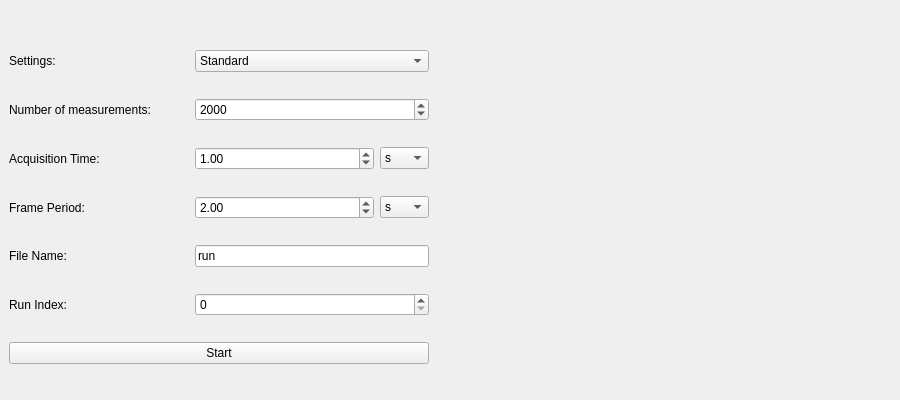
This is slsDetectorGui/forms/form_tab_measurement.ui in slsdetectorgroup/slsDetectorPackage as Qt 5 draws it before an edit. The edited form follows.
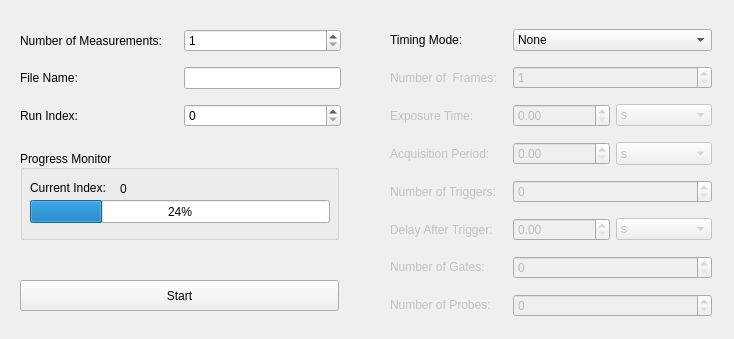
This is the edited form.

Diff of the .ui file:
```diff
--- a/slsDetectorGui/forms/form_tab_measurement.ui
+++ b/slsDetectorGui/forms/form_tab_measurement.ui
@@ -6,10 +6,16 @@
    <rect>
     <x>0</x>
     <y>0</y>
-    <width>900</width>
-    <height>400</height>
+    <width>734</width>
+    <height>339</height>
    </rect>
   </property>
+  <property name="sizePolicy">
+   <sizepolicy hsizetype="Preferred" vsizetype="Fixed">
+    <horstretch>0</horstretch>
+    <verstretch>0</verstretch>
+   </sizepolicy>
+  </property>
   <property name="minimumSize">
    <size>
     <width>0</width>
@@ -18,105 +24,153 @@
   </property>
   <property name="maximumSize">
    <size>
-    <width>952</width>
-    <height>500</height>
+    <width>1000</width>
+    <height>1000</height>
    </size>
   </property>
+  <property name="palette">
+   <palette>
+    <active>
+     <colorrole role="WindowText">
+      <brush brushstyle="SolidPattern">
+       <color alpha="255">
+        <red>0</red>
+        <green>0</green>
+        <blue>0</blue>
+       </color>
+      </brush>
+     </colorrole>
+     <colorrole role="Text">
+      <brush brushstyle="SolidPattern">
+       <color alpha="255">
+        <red>0</red>
+        <green>0</green>
+        <blue>0</blue>
+       </color>
+      </brush>
+     </colorrole>
+     <colorrole role="ButtonText">
+      <brush brushstyle="SolidPattern">
+       <color alpha="255">
+        <red>0</red>
+        <green>0</green>
+        <blue>0</blue>
+       </color>
+      </brush>
+     </colorrole>
+     <colorrole role="Shadow">
+      <brush brushstyle="SolidPattern">
+       <color alpha="255">
+        <red>0</red>
+        <green>0</green>
+        <blue>0</blue>
+       </color>
+      </brush>
+     </colorrole>
+    </active>
+    <inactive>
+     <colorrole role="WindowText">
+      <brush brushstyle="SolidPattern">
+       <color alpha="255">
+        <red>0</red>
+        <green>0</green>
+        <blue>0</blue>
+       </color>
+      </brush>
+     </colorrole>
+     <colorrole role="Text">
+      <brush brushstyle="SolidPattern">
+       <color alpha="255">
+        <red>0</red>
+        <green>0</green>
+        <blue>0</blue>
+       </color>
+      </brush>
+     </colorrole>
+     <colorrole role="ButtonText">
+      <brush brushstyle="SolidPattern">
+       <color alpha="255">
+        <red>0</red>
+        <green>0</green>
+        <blue>0</blue>
+       </color>
+      </brush>
+     </colorrole>
+     <colorrole role="Shadow">
+      <brush brushstyle="SolidPattern">
+       <color alpha="255">
+        <red>0</red>
+        <green>0</green>
+        <blue>0</blue>
+       </color>
+      </brush>
+     </colorrole>
+    </inactive>
+    <disabled>
+     <colorrole role="WindowText">
+      <brush brushstyle="SolidPattern">
+       <color alpha="255">
+        <red>193</red>
+        <green>193</green>
+        <blue>193</blue>
+       </color>
+      </brush>
+     </colorrole>
+     <colorrole role="Text">
+      <brush brushstyle="SolidPattern">
+       <color alpha="255">
+        <red>188</red>
+        <green>188</green>
+        <blue>188</blue>
+       </color>
+      </brush>
+     </colorrole>
+     <colorrole role="ButtonText">
+      <brush brushstyle="SolidPattern">
+       <color alpha="255">
+        <red>192</red>
+        <green>192</green>
+        <blue>192</blue>
+       </color>
+      </brush>
+     </colorrole>
+     <colorrole role="Shadow">
+      <brush brushstyle="SolidPattern">
+       <color alpha="255">
+        <red>189</red>
+        <green>189</green>
+        <blue>189</blue>
+       </color>
+      </brush>
+     </colorrole>
+    </disabled>
+   </palette>
+  </property>
   <property name="windowTitle">
    <string>Form</string>
   </property>
-  <widget class="QWidget" name="gridLayoutWidget">
+  <widget class="QWidget" name="gridLayoutWidget_3">
    <property name="geometry">
     <rect>
-     <x>9</x>
-     <y>30</y>
-     <width>420</width>
-     <height>355</height>
+     <x>20</x>
+     <y>20</y>
+     <width>321</width>
+     <height>117</height>
     </rect>
    </property>
    <layout class="QGridLayout" name="gridLayout">
-    <item row="0" column="1" colspan="2">
-     <widget class="QComboBox" name="comboSettings">
-      <property name="sizePolicy">
-       <sizepolicy hsizetype="Preferred" vsizetype="Maximum">
-        <horstretch>0</horstretch>
-        <verstretch>0</verstretch>
-       </sizepolicy>
-      </property>
-      <property name="toolTip">
-       <string>Settings of the detector. 
- #settings#</string>
-      </property>
-      <item>
-       <property name="text">
-        <string>Standard</string>
-       </property>
-      </item>
-      <item>
-       <property name="text">
-        <string>Fast</string>
-       </property>
-      </item>
-      <item>
-       <property name="text">
-        <string>High Gain</string>
-       </property>
-      </item>
-      <item>
-       <property name="text">
-        <string>Dynamic Gain</string>
-       </property>
-      </item>
-      <item>
-       <property name="text">
-        <string>Low Gain</string>
-       </property>
-      </item>
-      <item>
-       <property name="text">
-        <string>Medium Gain</string>
-       </property>
-      </item>
-      <item>
-       <property name="text">
-        <string>Very High Gain</string>
-       </property>
-      </item>
-      <item>
-       <property name="text">
-        <string>Undefined</string>
-       </property>
-      </item>
-      <item>
-       <property name="text">
-        <string>Uninitialized</string>
-       </property>
-      </item>
-     </widget>
-    </item>
+    <property name="verticalSpacing">
+     <number>-1</number>
+    </property>
     <item row="0" column="0">
-     <widget class="QLabel" name="label_3">
-      <property name="text">
-       <string>Settings:</string>
-      </property>
-     </widget>
-    </item>
-    <item row="1" column="0">
      <widget class="QLabel" name="label_5">
       <property name="text">
-       <string>Number of measurements:</string>
+       <string>Number of Measurements:</string>
       </property>
      </widget>
     </item>
-    <item row="2" column="0">
-     <widget class="QLabel" name="label_6">
-      <property name="text">
-       <string>Acquisition Time:</string>
-      </property>
-     </widget>
-    </item>
-    <item row="2" column="1">
-     <widget class="QDoubleSpinBox" name="spinExpTime">
+    <item row="0" column="1">
+     <widget class="QSpinBox" name="spinNumMeasurements">
       <property name="sizePolicy">
        <sizepolicy hsizetype="Preferred" vsizetype="Fixed">
         <horstretch>0</horstretch>
@@ -127,148 +181,65 @@
        <string>Exposure time of each frame. 
  #exptime#</string>
       </property>
-      <property name="maximum">
-       <double>2000000000.000000000000000</double>
+      <property name="statusTip">
+       <string/>
       </property>
-      <property name="value">
-       <double>1.000000000000000</double>
+      <property name="whatsThis">
+       <string/>
       </property>
-     </widget>
-    </item>
-    <item row="2" column="2">
-     <widget class="QComboBox" name="comboExpUnit">
-      <property name="sizePolicy">
-       <sizepolicy hsizetype="Fixed" vsizetype="Fixed">
-        <horstretch>0</horstretch>
-        <verstretch>0</verstretch>
-       </sizepolicy>
+      <property name="suffix">
+       <string/>
       </property>
-      <property name="currentIndex">
-       <number>2</number>
+      <property name="minimum">
+       <number>1</number>
       </property>
-      <item>
-       <property name="text">
-        <string>hr</string>
-       </property>
-      </item>
-      <item>
-       <property name="text">
-        <string>min</string>
-       </property>
-      </item>
-      <item>
-       <property name="text">
-        <string>s</string>
-       </property>
-      </item>
-      <item>
-       <property name="text">
-        <string>ms</string>
-       </property>
-      </item>
-      <item>
-       <property name="text">
-        <string>us</string>
-       </property>
-      </item>
-      <item>
-       <property name="text">
-        <string>ns</string>
-       </property>
-      </item>
-     </widget>
-    </item>
-    <item row="3" column="1">
-     <widget class="QDoubleSpinBox" name="spinPeriod">
-      <property name="sizePolicy">
-       <sizepolicy hsizetype="Preferred" vsizetype="Fixed">
-        <horstretch>0</horstretch>
-        <verstretch>0</verstretch>
-       </sizepolicy>
-      </property>
-      <property name="toolTip">
-       <string>Frame period between exposures. 
- #period#</string>
-      </property>
       <property name="maximum">
-       <double>2000000000.000000000000000</double>
+       <number>2000000000</number>
       </property>
       <property name="value">
-       <double>2.000000000000000</double>
+       <number>1</number>
       </property>
      </widget>
     </item>
-    <item row="3" column="2">
-     <widget class="QComboBox" name="comboPeriodUnit">
-      <property name="currentIndex">
-       <number>2</number>
-      </property>
-      <item>
-       <property name="text">
-        <string>hr</string>
-       </property>
-      </item>
-      <item>
-       <property name="text">
-        <string>min</string>
-       </property>
-      </item>
-      <item>
-       <property name="text">
-        <string>s</string>
-       </property>
-      </item>
-      <item>
-       <property name="text">
-        <string>ms</string>
-       </property>
-      </item>
-      <item>
-       <property name="text">
-        <string>us</string>
-       </property>
-      </item>
-      <item>
-       <property name="text">
-        <string>ns</string>
-       </property>
-      </item>
-     </widget>
-    </item>
-    <item row="3" column="0">
-     <widget class="QLabel" name="label_9">
-      <property name="text">
-       <string>Frame Period:</string>
-      </property>
-     </widget>
-    </item>
-    <item row="4" column="0">
+    <item row="1" column="0">
      <widget class="QLabel" name="label_7">
       <property name="text">
        <string>File Name:</string>
       </property>
      </widget>
     </item>
-    <item row="4" column="1" colspan="2">
+    <item row="1" column="1">
      <widget class="QLineEdit" name="dispFileName">
+      <property name="sizePolicy">
+       <sizepolicy hsizetype="Preferred" vsizetype="Fixed">
+        <horstretch>0</horstretch>
+        <verstretch>0</verstretch>
+       </sizepolicy>
+      </property>
       <property name="toolTip">
        <string>Root of the file name  - please check that the output directory is correctly set and select the file name format. 
  #fname#</string>
       </property>
       <property name="text">
-       <string>run</string>
+       <string/>
       </property>
      </widget>
     </item>
-    <item row="5" column="0">
+    <item row="2" column="0">
      <widget class="QLabel" name="label_8">
       <property name="text">
        <string>Run Index:</string>
       </property>
      </widget>
     </item>
-    <item row="5" column="1" colspan="2">
+    <item row="2" column="1">
      <widget class="QSpinBox" name="spinIndex">
+      <property name="sizePolicy">
+       <sizepolicy hsizetype="Preferred" vsizetype="Fixed">
+        <horstretch>0</horstretch>
+        <verstretch>0</verstretch>
+       </sizepolicy>
+      </property>
       <property name="toolTip">
        <string>Run index (automatically incremented) 
  #index#</string>
@@ -293,23 +264,321 @@
       </property>
      </widget>
     </item>
-    <item row="6" column="0" colspan="3">
-     <widget class="QPushButton" name="btnStartStop">
-      <property name="focusPolicy">
-       <enum>Qt::NoFocus</enum>
+   </layout>
+  </widget>
+  <widget class="QWidget" name="gridLayoutWidget">
+   <property name="geometry">
+    <rect>
+     <x>390</x>
+     <y>20</y>
+     <width>322</width>
+     <height>312</height>
+    </rect>
+   </property>
+   <layout class="QGridLayout" name="gridTimeResolved">
+    <item row="4" column="0">
+     <widget class="QLabel" name="lblNumTriggers">
+      <property name="enabled">
+       <bool>false</bool>
       </property>
+      <property name="text">
+       <string>Number of Triggers:</string>
+      </property>
+     </widget>
+    </item>
+    <item row="4" column="2" colspan="2">
+     <widget class="QSpinBox" name="spinNumTriggers">
+      <property name="enabled">
+       <bool>false</bool>
+      </property>
+      <property name="sizePolicy">
+       <sizepolicy hsizetype="Preferred" vsizetype="Fixed">
+        <horstretch>0</horstretch>
+        <verstretch>0</verstretch>
+       </sizepolicy>
+      </property>
       <property name="toolTip">
        <string>Starts Acquisition</string>
       </property>
+      <property name="statusTip">
+       <string/>
+      </property>
+      <property name="whatsThis">
+       <string/>
+      </property>
+      <property name="suffix">
+       <string/>
+      </property>
+      <property name="minimum">
+       <number>0</number>
+      </property>
+      <property name="maximum">
+       <number>2000000000</number>
+      </property>
+      <property name="value">
+       <number>0</number>
+      </property>
+     </widget>
+    </item>
+    <item row="5" column="0">
+     <widget class="QLabel" name="lblDelay">
+      <property name="enabled">
+       <bool>false</bool>
+      </property>
       <property name="text">
-       <string>Start</string>
+       <string>Delay After Trigger:</string>
       </property>
      </widget>
     </item>
-    <item row="1" column="1" colspan="2">
-     <widget class="QSpinBox" name="spinNumMeasurements">
+    <item row="5" column="2">
+     <widget class="QDoubleSpinBox" name="spinDelay">
+      <property name="enabled">
+       <bool>false</bool>
+      </property>
       <property name="sizePolicy">
-       <sizepolicy hsizetype="Minimum" vsizetype="Fixed">
+       <sizepolicy hsizetype="Preferred" vsizetype="Fixed">
+        <horstretch>0</horstretch>
+        <verstretch>0</verstretch>
+       </sizepolicy>
+      </property>
+      <property name="toolTip">
+       <string>Frame period between exposures. 
+ #period#</string>
+      </property>
+      <property name="maximum">
+       <double>2000000000.000000000000000</double>
+      </property>
+      <property name="value">
+       <double>0.000000000000000</double>
+      </property>
+     </widget>
+    </item>
+    <item row="5" column="3">
+     <widget class="QComboBox" name="comboDelayUnit">
+      <property name="enabled">
+       <bool>false</bool>
+      </property>
+      <property name="sizePolicy">
+       <sizepolicy hsizetype="Preferred" vsizetype="Fixed">
+        <horstretch>0</horstretch>
+        <verstretch>0</verstretch>
+       </sizepolicy>
+      </property>
+      <property name="currentIndex">
+       <number>2</number>
+      </property>
+      <item>
+       <property name="text">
+        <string>hr</string>
+       </property>
+      </item>
+      <item>
+       <property name="text">
+        <string>min</string>
+       </property>
+      </item>
+      <item>
+       <property name="text">
+        <string>s</string>
+       </property>
+      </item>
+      <item>
+       <property name="text">
+        <string>ms</string>
+       </property>
+      </item>
+      <item>
+       <property name="text">
+        <string>us</string>
+       </property>
+      </item>
+      <item>
+       <property name="text">
+        <string>ns</string>
+       </property>
+      </item>
+     </widget>
+    </item>
+    <item row="6" column="0">
+     <widget class="QLabel" name="lblNumGates">
+      <property name="enabled">
+       <bool>false</bool>
+      </property>
+      <property name="sizePolicy">
+       <sizepolicy hsizetype="Preferred" vsizetype="Fixed">
+        <horstretch>0</horstretch>
+        <verstretch>0</verstretch>
+       </sizepolicy>
+      </property>
+      <property name="text">
+       <string>Number of Gates:</string>
+      </property>
+     </widget>
+    </item>
+    <item row="6" column="2" colspan="2">
+     <widget class="QSpinBox" name="spinNumGates">
+      <property name="enabled">
+       <bool>false</bool>
+      </property>
+      <property name="sizePolicy">
+       <sizepolicy hsizetype="Preferred" vsizetype="Fixed">
+        <horstretch>0</horstretch>
+        <verstretch>0</verstretch>
+       </sizepolicy>
+      </property>
+      <property name="toolTip">
+       <string>Run index (automatically incremented) 
+ #index#</string>
+      </property>
+      <property name="statusTip">
+       <string/>
+      </property>
+      <property name="whatsThis">
+       <string/>
+      </property>
+      <property name="suffix">
+       <string/>
+      </property>
+      <property name="minimum">
+       <number>0</number>
+      </property>
+      <property name="maximum">
+       <number>2000000000</number>
+      </property>
+      <property name="value">
+       <number>0</number>
+      </property>
+     </widget>
+    </item>
+    <item row="7" column="0">
+     <widget class="QLabel" name="lblNumProbes">
+      <property name="enabled">
+       <bool>false</bool>
+      </property>
+      <property name="sizePolicy">
+       <sizepolicy hsizetype="Preferred" vsizetype="Fixed">
+        <horstretch>0</horstretch>
+        <verstretch>0</verstretch>
+       </sizepolicy>
+      </property>
+      <property name="text">
+       <string>Number of Probes:</string>
+      </property>
+     </widget>
+    </item>
+    <item row="7" column="2" colspan="2">
+     <widget class="QSpinBox" name="spinNumProbes">
+      <property name="enabled">
+       <bool>false</bool>
+      </property>
+      <property name="sizePolicy">
+       <sizepolicy hsizetype="Preferred" vsizetype="Fixed">
+        <horstretch>0</horstretch>
+        <verstretch>0</verstretch>
+       </sizepolicy>
+      </property>
+      <property name="toolTip">
+       <string>Run index (automatically incremented) 
+ #index#</string>
+      </property>
+      <property name="statusTip">
+       <string/>
+      </property>
+      <property name="whatsThis">
+       <string/>
+      </property>
+      <property name="suffix">
+       <string/>
+      </property>
+      <property name="minimum">
+       <number>0</number>
+      </property>
+      <property name="maximum">
+       <number>2000000000</number>
+      </property>
+      <property name="value">
+       <number>0</number>
+      </property>
+     </widget>
+    </item>
+    <item row="0" column="0">
+     <widget class="QLabel" name="label_4">
+      <property name="text">
+       <string>Timing Mode:</string>
+      </property>
+     </widget>
+    </item>
+    <item row="0" column="2" colspan="2">
+     <widget class="QComboBox" name="comboTimingMode">
+      <property name="sizePolicy">
+       <sizepolicy hsizetype="Preferred" vsizetype="Fixed">
+        <horstretch>0</horstretch>
+        <verstretch>0</verstretch>
+       </sizepolicy>
+      </property>
+      <property name="toolTip">
+       <string>Settings of the detector. 
+ #settings#</string>
+      </property>
+      <item>
+       <property name="text">
+        <string>None</string>
+       </property>
+      </item>
+      <item>
+       <property name="text">
+        <string>Auto</string>
+       </property>
+      </item>
+      <item>
+       <property name="text">
+        <string>Gated</string>
+       </property>
+      </item>
+      <item>
+       <property name="text">
+        <string>Trigger Exposure</string>
+       </property>
+      </item>
+      <item>
+       <property name="text">
+        <string>Trigger Frame</string>
+       </property>
+      </item>
+      <item>
+       <property name="text">
+        <string>Trigger Readout</string>
+       </property>
+      </item>
+      <item>
+       <property name="text">
+        <string>Gated with Start Trigger</string>
+       </property>
+      </item>
+      <item>
+       <property name="text">
+        <string>External Trigger Window</string>
+       </property>
+      </item>
+     </widget>
+    </item>
+    <item row="1" column="0">
+     <widget class="QLabel" name="lblNumFrames">
+      <property name="enabled">
+       <bool>false</bool>
+      </property>
+      <property name="text">
+       <string>Number of  Frames:</string>
+      </property>
+     </widget>
+    </item>
+    <item row="1" column="2" colspan="2">
+     <widget class="QSpinBox" name="spinNumFrames">
+      <property name="enabled">
+       <bool>false</bool>
+      </property>
+      <property name="sizePolicy">
+       <sizepolicy hsizetype="Preferred" vsizetype="Fixed">
         <horstretch>0</horstretch>
         <verstretch>0</verstretch>
        </sizepolicy>
@@ -334,12 +603,272 @@
        <number>2000000000</number>
       </property>
       <property name="value">
-       <number>2000</number>
+       <number>1</number>
       </property>
      </widget>
     </item>
+    <item row="2" column="0">
+     <widget class="QLabel" name="lblExpTime">
+      <property name="enabled">
+       <bool>false</bool>
+      </property>
+      <property name="text">
+       <string>Exposure Time:</string>
+      </property>
+     </widget>
+    </item>
+    <item row="2" column="2">
+     <widget class="QDoubleSpinBox" name="spinExpTime">
+      <property name="enabled">
+       <bool>false</bool>
+      </property>
+      <property name="sizePolicy">
+       <sizepolicy hsizetype="Preferred" vsizetype="Fixed">
+        <horstretch>0</horstretch>
+        <verstretch>0</verstretch>
+       </sizepolicy>
+      </property>
+      <property name="toolTip">
+       <string>Exposure time of each frame. 
+ #exptime#</string>
+      </property>
+      <property name="maximum">
+       <double>2000000000.000000000000000</double>
+      </property>
+      <property name="value">
+       <double>0.000000000000000</double>
+      </property>
+     </widget>
+    </item>
+    <item row="2" column="3">
+     <widget class="QComboBox" name="comboExpUnit">
+      <property name="enabled">
+       <bool>false</bool>
+      </property>
+      <property name="sizePolicy">
+       <sizepolicy hsizetype="Preferred" vsizetype="Fixed">
+        <horstretch>0</horstretch>
+        <verstretch>0</verstretch>
+       </sizepolicy>
+      </property>
+      <property name="currentIndex">
+       <number>2</number>
+      </property>
+      <item>
+       <property name="text">
+        <string>hr</string>
+       </property>
+      </item>
+      <item>
+       <property name="text">
+        <string>min</string>
+       </property>
+      </item>
+      <item>
+       <property name="text">
+        <string>s</string>
+       </property>
+      </item>
+      <item>
+       <property name="text">
+        <string>ms</string>
+       </property>
+      </item>
+      <item>
+       <property name="text">
+        <string>us</string>
+       </property>
+      </item>
+      <item>
+       <property name="text">
+        <string>ns</string>
+       </property>
+      </item>
+     </widget>
+    </item>
+    <item row="3" column="0">
+     <widget class="QLabel" name="lblPeriod">
+      <property name="enabled">
+       <bool>false</bool>
+      </property>
+      <property name="text">
+       <string>Acquisition Period:</string>
+      </property>
+     </widget>
+    </item>
+    <item row="3" column="2">
+     <widget class="QDoubleSpinBox" name="spinPeriod">
+      <property name="enabled">
+       <bool>false</bool>
+      </property>
+      <property name="sizePolicy">
+       <sizepolicy hsizetype="Preferred" vsizetype="Fixed">
+        <horstretch>0</horstretch>
+        <verstretch>0</verstretch>
+       </sizepolicy>
+      </property>
+      <property name="toolTip">
+       <string>Frame period between exposures. 
+ #period#</string>
+      </property>
+      <property name="maximum">
+       <double>2000000000.000000000000000</double>
+      </property>
+      <property name="value">
+       <double>0.000000000000000</double>
+      </property>
+     </widget>
+    </item>
+    <item row="3" column="3">
+     <widget class="QComboBox" name="comboPeriodUnit">
+      <property name="enabled">
+       <bool>false</bool>
+      </property>
+      <property name="sizePolicy">
+       <sizepolicy hsizetype="Preferred" vsizetype="Preferred">
+        <horstretch>0</horstretch>
+        <verstretch>0</verstretch>
+       </sizepolicy>
+      </property>
+      <property name="currentIndex">
+       <number>2</number>
+      </property>
+      <item>
+       <property name="text">
+        <string>hr</string>
+       </property>
+      </item>
+      <item>
+       <property name="text">
+        <string>min</string>
+       </property>
+      </item>
+      <item>
+       <property name="text">
+        <string>s</string>
+       </property>
+      </item>
+      <item>
+       <property name="text">
+        <string>ms</string>
+       </property>
+      </item>
+      <item>
+       <property name="text">
+        <string>us</string>
+       </property>
+      </item>
+      <item>
+       <property name="text">
+        <string>ns</string>
+       </property>
+      </item>
+     </widget>
+    </item>
+    <item row="1" column="1">
+     <spacer name="horizontalSpacer">
+      <property name="orientation">
+       <enum>Qt::Horizontal</enum>
+      </property>
+      <property name="sizeType">
+       <enum>QSizePolicy::Fixed</enum>
+      </property>
+      <property name="sizeHint" stdset="0">
+       <size>
+        <width>10</width>
+        <height>20</height>
+       </size>
+      </property>
+     </spacer>
+    </item>
    </layout>
   </widget>
+  <widget class="QGroupBox" name="boxProgress">
+   <property name="geometry">
+    <rect>
+     <x>20</x>
+     <y>150</y>
+     <width>319</width>
+     <height>90</height>
+    </rect>
+   </property>
+   <property name="sizePolicy">
+    <sizepolicy hsizetype="Preferred" vsizetype="Preferred">
+     <horstretch>0</horstretch>
+     <verstretch>0</verstretch>
+    </sizepolicy>
+   </property>
+   <property name="title">
+    <string>Progress Monitor</string>
+   </property>
+   <property name="alignment">
+    <set>Qt::AlignLeading|Qt::AlignLeft|Qt::AlignVCenter</set>
+   </property>
+   <widget class="QProgressBar" name="progressBar">
+    <property name="geometry">
+     <rect>
+      <x>10</x>
+      <y>50</y>
+      <width>300</width>
+      <height>23</height>
+     </rect>
+    </property>
+    <property name="value">
+     <number>24</number>
+    </property>
+   </widget>
+   <widget class="QLabel" name="label">
+    <property name="geometry">
+     <rect>
+      <x>10</x>
+      <y>30</y>
+      <width>91</width>
+      <height>16</height>
+     </rect>
+    </property>
+    <property name="text">
+     <string>Current Index: </string>
+    </property>
+   </widget>
+   <widget class="QLabel" name="lblProgressIndex">
+    <property name="geometry">
+     <rect>
+      <x>100</x>
+      <y>31</y>
+      <width>101</width>
+      <height>16</height>
+     </rect>
+    </property>
+    <property name="text">
+     <string>0</string>
+    </property>
+   </widget>
+  </widget>
+  <widget class="QPushButton" name="btnStartStop">
+   <property name="geometry">
+    <rect>
+     <x>20</x>
+     <y>280</y>
+     <width>319</width>
+     <height>31</height>
+    </rect>
+   </property>
+   <property name="sizePolicy">
+    <sizepolicy hsizetype="Preferred" vsizetype="Fixed">
+     <horstretch>0</horstretch>
+     <verstretch>0</verstretch>
+    </sizepolicy>
+   </property>
+   <property name="focusPolicy">
+    <enum>Qt::NoFocus</enum>
+   </property>
+   <property name="toolTip">
+    <string>Starts Acquisition</string>
+   </property>
+   <property name="text">
+    <string>Start</string>
+   </property>
+  </widget>
  </widget>
  <resources/>
  <connections/>
```
Left out of the diff: 7 changed lines with no effect on the pictures.
